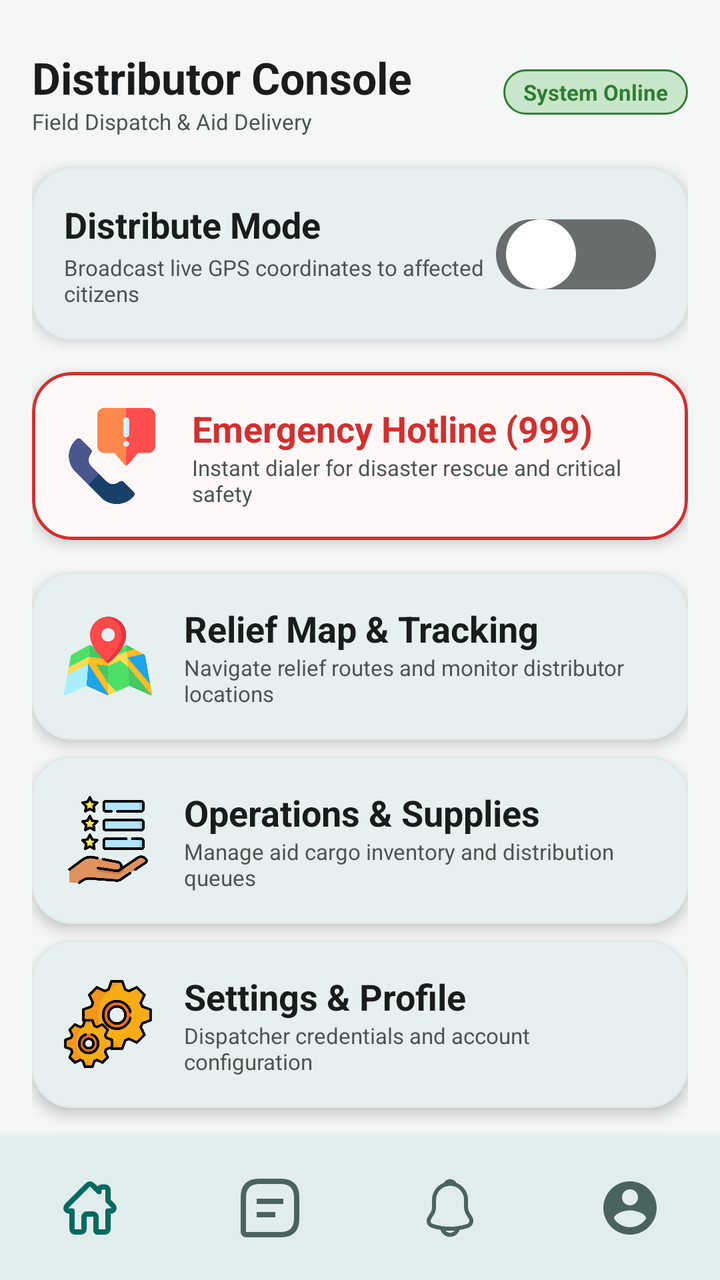
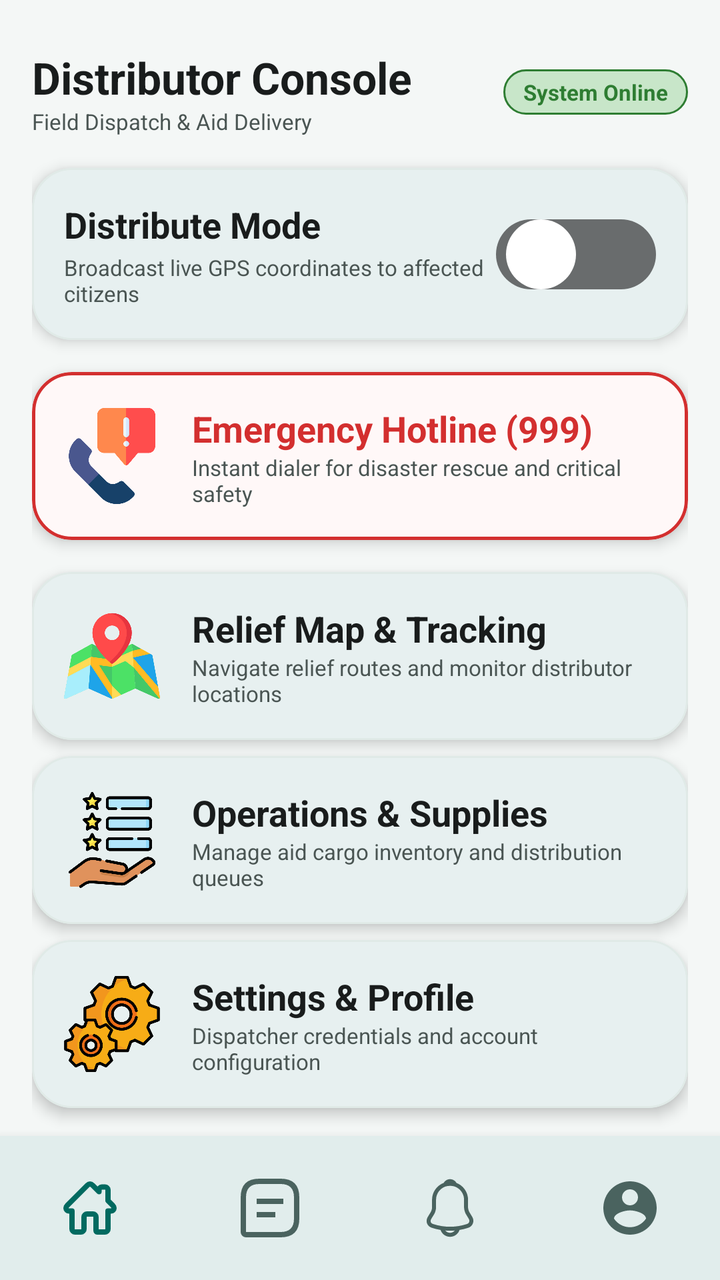

Screens rendered from an Android XML layout before and after an edit, with the pre-edit source and the edit as a unified diff.
<!-- AndroidManifest.xml: application theme Theme.ReliefDistribution -->
<!-- res/layout/activity_distributor_dashboard.xml -->
<?xml version="1.0" encoding="utf-8"?>
<LinearLayout xmlns:android="http://schemas.android.com/apk/res/android"
    xmlns:app="http://schemas.android.com/apk/res-auto"
    xmlns:tools="http://schemas.android.com/tools"
    android:layout_width="match_parent"
    android:layout_height="match_parent"
    android:orientation="vertical"
    android:background="@color/background"
    tools:context=".DistributorDashboard">

    
    <androidx.core.widget.NestedScrollView
        android:layout_width="match_parent"
        android:layout_height="0dp"
        android:layout_weight="1"
        android:fillViewport="true">

        <LinearLayout
            android:layout_width="match_parent"
            android:layout_height="wrap_content"
            android:orientation="vertical"
            android:padding="@dimen/spacing_m">

            
            <LinearLayout
                android:layout_width="match_parent"
                android:layout_height="wrap_content"
                android:orientation="horizontal"
                android:gravity="center_vertical"
                android:layout_marginTop="@dimen/spacing_s"
                android:layout_marginBottom="@dimen/spacing_m">

                <LinearLayout
                    android:layout_width="0dp"
                    android:layout_height="wrap_content"
                    android:layout_weight="1"
                    android:orientation="vertical">

                    <TextView
                        android:id="@+id/textView7"
                        android:layout_width="wrap_content"
                        android:layout_height="wrap_content"
                        android:text="Distributor Console"
                        android:textColor="@color/text_primary"
                        android:textSize="@dimen/text_size_headline"
                        android:textStyle="bold" />

                    <TextView
                        android:layout_width="wrap_content"
                        android:layout_height="wrap_content"
                        android:text="Field Dispatch &amp; Aid Delivery"
                        android:textColor="@color/text_secondary"
                        android:textSize="@dimen/text_size_caption" />
                </LinearLayout>

                <TextView
                    android:id="@+id/tvConnectionStatus"
                    android:layout_width="wrap_content"
                    android:layout_height="wrap_content"
                    android:background="@drawable/badge_online"
                    android:text="@string/status_online"
                    android:textColor="@color/status_online"
                    android:textSize="@dimen/text_size_caption"
                    android:textStyle="bold" />
            </LinearLayout>

            
            <com.google.android.material.card.MaterialCardView
                android:id="@+id/cardDistributeMode"
                style="@style/Widget.Relief.CardView"
                android:layout_width="match_parent"
                android:layout_height="wrap_content"
                android:layout_marginBottom="@dimen/spacing_m">

                <LinearLayout
                    android:layout_width="match_parent"
                    android:layout_height="wrap_content"
                    android:orientation="vertical"
                    android:padding="@dimen/spacing_m">

                    <LinearLayout
                        android:layout_width="match_parent"
                        android:layout_height="wrap_content"
                        android:orientation="horizontal"
                        android:gravity="center_vertical">

                        <LinearLayout
                            android:layout_width="0dp"
                            android:layout_height="wrap_content"
                            android:layout_weight="1"
                            android:orientation="vertical">

                            <TextView
                                android:layout_width="wrap_content"
                                android:layout_height="wrap_content"
                                android:text="Distribute Mode"
                                android:textColor="@color/text_primary"
                                android:textSize="@dimen/text_size_title"
                                android:textStyle="bold" />

                            <TextView
                                android:layout_width="wrap_content"
                                android:layout_height="wrap_content"
                                android:layout_marginTop="2dp"
                                android:text="Broadcast live GPS coordinates to affected citizens"
                                android:textColor="@color/text_secondary"
                                android:textSize="@dimen/text_size_caption" />
                        </LinearLayout>

                        <Switch
                            android:id="@+id/switch_on_off"
                            android:layout_width="wrap_content"
                            android:layout_height="wrap_content"
                            android:minHeight="@dimen/min_touch_target"
                            android:thumb="@drawable/custom_thumb"
                            android:track="@drawable/custom_track" />
                    </LinearLayout>
                </LinearLayout>
            </com.google.android.material.card.MaterialCardView>

            
            <com.google.android.material.card.MaterialCardView
                android:id="@+id/lEmergency"
                style="@style/Widget.Relief.CardView.Emergency"
                android:layout_width="match_parent"
                android:layout_height="wrap_content"
                android:layout_marginBottom="@dimen/spacing_m">

                <LinearLayout
                    android:layout_width="match_parent"
                    android:layout_height="wrap_content"
                    android:orientation="horizontal"
                    android:gravity="center_vertical"
                    android:padding="@dimen/spacing_m">

                    <ImageView
                        android:layout_width="48dp"
                        android:layout_height="48dp"
                        android:contentDescription="@string/emergency_call_desc"
                        android:src="@drawable/emergency_call" />

                    <LinearLayout
                        android:layout_width="0dp"
                        android:layout_height="wrap_content"
                        android:layout_weight="1"
                        android:orientation="vertical"
                        android:layout_marginStart="@dimen/spacing_m">

                        <TextView
                            android:layout_width="wrap_content"
                            android:layout_height="wrap_content"
                            android:text="Emergency Hotline (999)"
                            android:textColor="@color/emergency_red"
                            android:textSize="@dimen/text_size_title"
                            android:textStyle="bold" />

                        <TextView
                            android:layout_width="wrap_content"
                            android:layout_height="wrap_content"
                            android:text="Instant dialer for disaster rescue and critical safety"
                            android:textColor="@color/text_secondary"
                            android:textSize="@dimen/text_size_caption" />
                    </LinearLayout>
                </LinearLayout>
            </com.google.android.material.card.MaterialCardView>

            
            <com.google.android.material.card.MaterialCardView
                android:id="@+id/lTracking"
                style="@style/Widget.Relief.CardView.Clickable"
                android:layout_width="match_parent"
                android:layout_height="wrap_content"
                android:layout_marginBottom="@dimen/spacing_s">

                <LinearLayout
                    android:layout_width="match_parent"
                    android:layout_height="wrap_content"
                    android:orientation="horizontal"
                    android:gravity="center_vertical"
                    android:padding="@dimen/spacing_m">

                    <ImageView
                        android:layout_width="44dp"
                        android:layout_height="44dp"
                        android:contentDescription="@string/tracking_icon_desc"
                        android:src="@drawable/map" />

                    <LinearLayout
                        android:layout_width="0dp"
                        android:layout_height="wrap_content"
                        android:layout_weight="1"
                        android:orientation="vertical"
                        android:layout_marginStart="@dimen/spacing_m">

                        <TextView
                            android:layout_width="wrap_content"
                            android:layout_height="wrap_content"
                            android:text="Relief Map &amp; Tracking"
                            android:textColor="@color/text_primary"
                            android:textSize="@dimen/text_size_title"
                            android:textStyle="bold" />

                        <TextView
                            android:layout_width="wrap_content"
                            android:layout_height="wrap_content"
                            android:text="Navigate relief routes and monitor distributor locations"
                            android:textColor="@color/text_secondary"
                            android:textSize="@dimen/text_size_caption" />
                    </LinearLayout>
                </LinearLayout>
            </com.google.android.material.card.MaterialCardView>

            
            <com.google.android.material.card.MaterialCardView
                android:id="@+id/lFeatures"
                style="@style/Widget.Relief.CardView.Clickable"
                android:layout_width="match_parent"
                android:layout_height="wrap_content"
                android:layout_marginBottom="@dimen/spacing_s">

                <LinearLayout
                    android:layout_width="match_parent"
                    android:layout_height="wrap_content"
                    android:orientation="horizontal"
                    android:gravity="center_vertical"
                    android:padding="@dimen/spacing_m">

                    <ImageView
                        android:layout_width="44dp"
                        android:layout_height="44dp"
                        android:contentDescription="@string/features_icon_desc"
                        android:src="@drawable/new_features" />

                    <LinearLayout
                        android:layout_width="0dp"
                        android:layout_height="wrap_content"
                        android:layout_weight="1"
                        android:orientation="vertical"
                        android:layout_marginStart="@dimen/spacing_m">

                        <TextView
                            android:layout_width="wrap_content"
                            android:layout_height="wrap_content"
                            android:text="Operations &amp; Supplies"
                            android:textColor="@color/text_primary"
                            android:textSize="@dimen/text_size_title"
                            android:textStyle="bold" />

                        <TextView
                            android:layout_width="wrap_content"
                            android:layout_height="wrap_content"
                            android:text="Manage aid cargo inventory and distribution queues"
                            android:textColor="@color/text_secondary"
                            android:textSize="@dimen/text_size_caption" />
                    </LinearLayout>
                </LinearLayout>
            </com.google.android.material.card.MaterialCardView>

            
            <com.google.android.material.card.MaterialCardView
                android:id="@+id/lSettings"
                style="@style/Widget.Relief.CardView.Clickable"
                android:layout_width="match_parent"
                android:layout_height="wrap_content"
                android:layout_marginBottom="@dimen/spacing_m">

                <LinearLayout
                    android:layout_width="match_parent"
                    android:layout_height="wrap_content"
                    android:orientation="horizontal"
                    android:gravity="center_vertical"
                    android:padding="@dimen/spacing_m">

                    <ImageView
                        android:layout_width="44dp"
                        android:layout_height="44dp"
                        android:contentDescription="@string/settings_icon_desc"
                        android:src="@drawable/settings" />

                    <LinearLayout
                        android:layout_width="0dp"
                        android:layout_height="wrap_content"
                        android:layout_weight="1"
                        android:orientation="vertical"
                        android:layout_marginStart="@dimen/spacing_m">

                        <TextView
                            android:layout_width="wrap_content"
                            android:layout_height="wrap_content"
                            android:text="Settings &amp; Profile"
                            android:textColor="@color/text_primary"
                            android:textSize="@dimen/text_size_title"
                            android:textStyle="bold" />

                        <TextView
                            android:layout_width="wrap_content"
                            android:layout_height="wrap_content"
                            android:text="Dispatcher credentials and account configuration"
                            android:textColor="@color/text_secondary"
                            android:textSize="@dimen/text_size_caption" />
                    </LinearLayout>
                </LinearLayout>
            </com.google.android.material.card.MaterialCardView>

        </LinearLayout>
    </androidx.core.widget.NestedScrollView>

    
    <com.google.android.material.card.MaterialCardView
        android:layout_width="match_parent"
        android:layout_height="@dimen/bottom_nav_height"
        app:cardElevation="8dp"
        app:cardCornerRadius="0dp"
        app:strokeWidth="0dp"
        app:cardBackgroundColor="@color/surface">

        <LinearLayout
            android:layout_width="match_parent"
            android:layout_height="match_parent"
            android:orientation="horizontal"
            android:gravity="center_vertical">

            
            <FrameLayout
                android:layout_width="0dp"
                android:layout_height="match_parent"
                android:layout_weight="1">

                <ImageView
                    android:id="@+id/ivHomeIcon"
                    android:layout_width="@dimen/min_touch_target"
                    android:layout_height="@dimen/min_touch_target"
                    android:layout_gravity="center"
                    android:background="@drawable/bottom_nav_item_bg"
                    android:clickable="true"
                    android:focusable="true"
                    android:contentDescription="@string/nav_home"
                    android:padding="@dimen/spacing_s"
                    app:srcCompat="@drawable/home_icon"
                    app:tint="@color/primary" />
            </FrameLayout>

            
            <FrameLayout
                android:layout_width="0dp"
                android:layout_height="match_parent"
                android:layout_weight="1">

                <ImageView
                    android:id="@+id/ivChatIcon"
                    android:layout_width="@dimen/min_touch_target"
                    android:layout_height="@dimen/min_touch_target"
                    android:layout_gravity="center"
                    android:background="@drawable/bottom_nav_item_bg"
                    android:clickable="true"
                    android:focusable="true"
                    android:contentDescription="@string/nav_chat"
                    android:padding="@dimen/spacing_s"
                    app:srcCompat="@drawable/chat_icon"
                    app:tint="@color/secondary" />
            </FrameLayout>

            
            <FrameLayout
                android:layout_width="0dp"
                android:layout_height="match_parent"
                android:layout_weight="1">

                <ImageView
                    android:id="@+id/ivNotificationIcon"
                    android:layout_width="@dimen/min_touch_target"
                    android:layout_height="@dimen/min_touch_target"
                    android:layout_gravity="center"
                    android:background="@drawable/bottom_nav_item_bg"
                    android:clickable="true"
                    android:focusable="true"
                    android:contentDescription="@string/nav_notifications"
                    android:padding="@dimen/spacing_s"
                    app:srcCompat="@drawable/notification_icon"
                    app:tint="@color/secondary" />
            </FrameLayout>

            
            <FrameLayout
                android:layout_width="0dp"
                android:layout_height="match_parent"
                android:layout_weight="1">

                <ImageView
                    android:id="@+id/ivProfileIcon"
                    android:layout_width="@dimen/min_touch_target"
                    android:layout_height="@dimen/min_touch_target"
                    android:layout_gravity="center"
                    android:background="@drawable/bottom_nav_item_bg"
                    android:clickable="true"
                    android:focusable="true"
                    android:contentDescription="@string/nav_profile"
                    android:padding="@dimen/spacing_s"
                    app:srcCompat="@drawable/profile_icon"
                    app:tint="@color/secondary" />
            </FrameLayout>

        </LinearLayout>
    </com.google.android.material.card.MaterialCardView>

</LinearLayout>
<!-- resources referenced by this layout -->
<resources>
  <color name="background">#F4F7F6</color>
  <color name="emergency_red">#D32F2F</color>
  <color name="primary">#006A60</color>
  <color name="secondary">#4A635F</color>
  <color name="status_online">#2E7D32</color>
  <color name="surface">#FFFFFF</color>
  <color name="text_primary">#191C1C</color>
  <color name="text_secondary">#4A5553</color>
  <dimen name="bottom_nav_height">72dp</dimen>
  <dimen name="min_touch_target">48dp</dimen>
  <dimen name="spacing_m">16dp</dimen>
  <dimen name="spacing_s">8dp</dimen>
  <dimen name="text_size_caption">11sp</dimen>
  <dimen name="text_size_headline">22sp</dimen>
  <dimen name="text_size_title">18sp</dimen>
  <!-- drawable bottom_nav_item_bg (drawable) -->
  <?xml version="1.0" encoding="utf-8"?>
  <ripple xmlns:android="http://schemas.android.com/apk/res/android"
      android:color="@color/ripple_light">
      <item android:id="@android:id/mask">
          <shape android:shape="oval">
              <solid android:color="@color/black" />
          </shape>
      </item>
  </ripple>
  <!-- drawable custom_thumb (drawable) -->
  <shape xmlns:android="http://schemas.android.com/apk/res/android" android:shape="oval">
      <size
          android:width="35dp"
          android:height="35dp" />
      <solid android:color="@color/white" />
  </shape>
  <!-- drawable custom_track (drawable) -->
  <shape xmlns:android="http://schemas.android.com/apk/res/android" android:shape="rectangle">
      <size android:height="20dp" />
      <solid android:color="#696C6D" />
      <corners android:radius="30dp" />
      <padding android:left="5dp"
          android:right="5dp"
          android:top="5dp"
          android:bottom="5dp"/>"
  </shape>
  <string name="emergency_call_desc">Emergency 999 hotline</string>
  <string name="features_icon_desc">Disaster response features</string>
  <string name="nav_chat">Chat</string>
  <string name="nav_home">Home</string>
  <string name="nav_notifications">Notifications</string>
  <string name="nav_profile">Profile</string>
  <string name="settings_icon_desc">Settings and account configuration</string>
  <string name="status_online">System Online</string>
  <string name="tracking_icon_desc">GPS tracking icon</string>
  <style name="Widget.Relief.CardView" parent="Widget.Material3.CardView.Elevated">
          <item name="cardCornerRadius">@dimen/card_corner_radius</item>
          <item name="cardElevation">4dp</item>
          <item name="cardBackgroundColor">@color/card_surface</item>
          <item name="strokeColor">@color/card_stroke</item>
          <item name="strokeWidth">1dp</item>
      </style>
  <style name="Widget.Relief.CardView.Clickable" parent="Widget.Relief.CardView">
          <item name="android:clickable">true</item>
          <item name="android:focusable">true</item>
          <item name="android:foreground">?attr/selectableItemBackground</item>
      </style>
  <style name="Widget.Relief.CardView.Emergency" parent="Widget.Relief.CardView.Clickable">
          <item name="cardBackgroundColor">#FFF8F8</item>
          <item name="strokeColor">@color/emergency_red</item>
          <item name="strokeWidth">1.5dp</item>
      </style>
  <style name="Theme.ReliefDistribution" parent="Base.Theme.ReliefDistribution" />
  <color name="status_online_container">#C8E6C9</color>
  <color name="ripple_light">#1F006A60</color>
  <color name="black">#FF000000</color>
  <color name="white">#FFFFFFFF</color>
  <dimen name="card_corner_radius">20dp</dimen>
  <color name="card_surface">#FFFFFF</color>
  <color name="card_stroke">#E0EAE7</color>
  <color name="on_primary">#FFFFFF</color>
  <color name="primary_container">#CCE8E3</color>
  <color name="on_primary_container">#00201D</color>
  <color name="on_secondary">#FFFFFF</color>
  <color name="on_surface">#191C1C</color>
  <color name="surface_variant">#EAEFED</color>
  <color name="on_surface_variant">#3F4947</color>
  <color name="on_emergency">#FFFFFF</color>
  <dimen name="button_corner_radius">14dp</dimen>
  <dimen name="button_height">54dp</dimen>
  <!-- unchanged entries left out for length: 11 -->
</resources>

<!-- the commit's change to res/layout/activity_distributor_dashboard.xml (unified diff, before → after) -->
@@ -180,8 +180,8 @@
                     android:padding="@dimen/spacing_m">
 
                     <ImageView
-                        android:layout_width="44dp"
-                        android:layout_height="44dp"
+                        android:layout_width="48dp"
+                        android:layout_height="48dp"
                         android:contentDescription="@string/tracking_icon_desc"
                         android:src="@drawable/map" />
 
@@ -226,8 +226,8 @@
                     android:padding="@dimen/spacing_m">
 
                     <ImageView
-                        android:layout_width="44dp"
-                        android:layout_height="44dp"
+                        android:layout_width="48dp"
+                        android:layout_height="48dp"
                         android:contentDescription="@string/features_icon_desc"
                         android:src="@drawable/new_features" />
 
@@ -272,8 +272,8 @@
                     android:padding="@dimen/spacing_m">
 
                     <ImageView
-                        android:layout_width="44dp"
-                        android:layout_height="44dp"
+                        android:layout_width="48dp"
+                        android:layout_height="48dp"
                         android:contentDescription="@string/settings_icon_desc"
                         android:src="@drawable/settings" />
 
